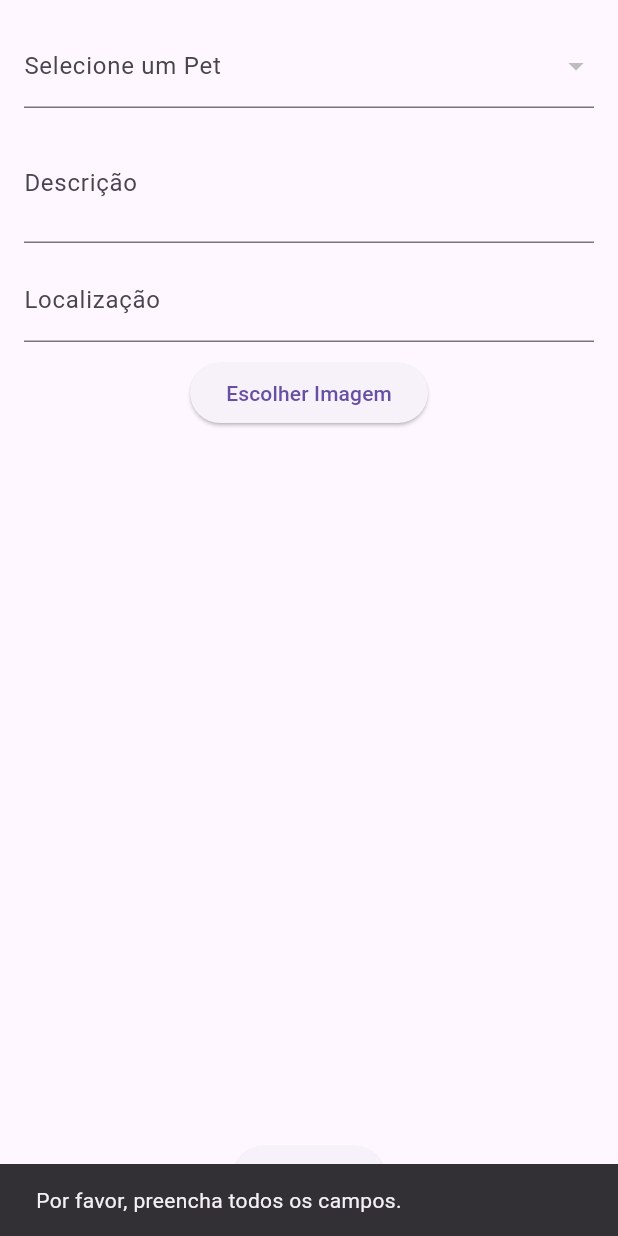
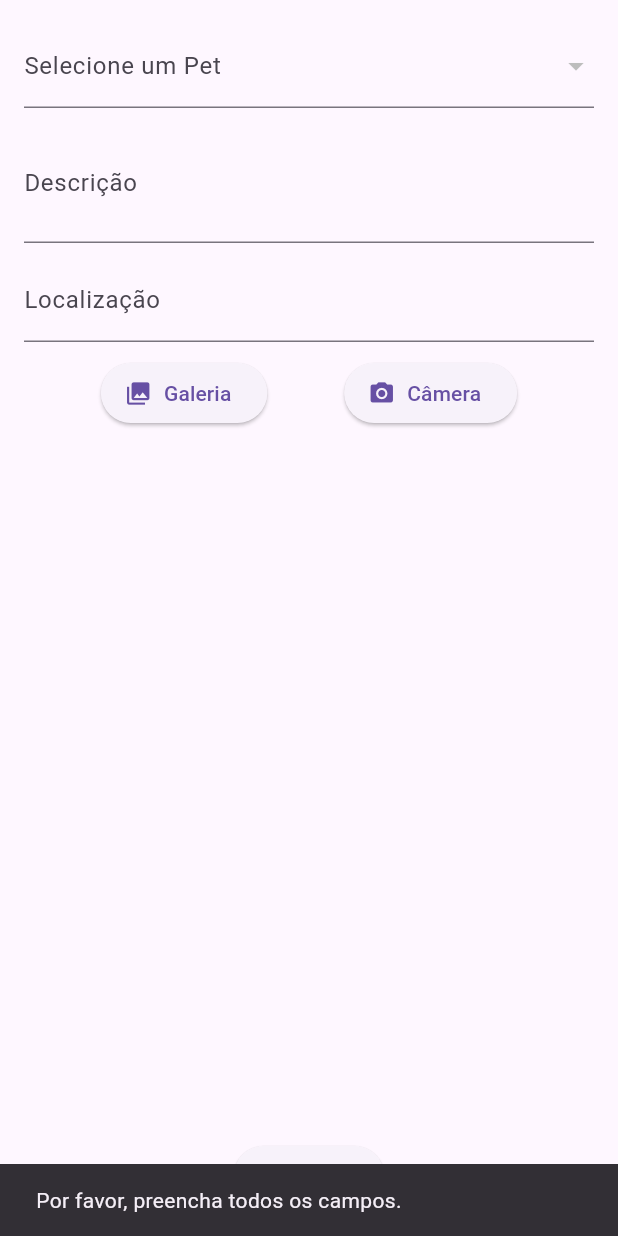
Before and after one commit to GabrielViniciusLCM/PerdiMeuPet, a Flutter app: the AddPostTab widget shown alone on an empty page, opened directly, after a tap on "Publicar", on a phone screen of 412 x 824 dp. Run offline on Flutter 3.47's test engine with Material 3 defaults, Android fonts, the phone set to English and light mode, and no system bars; our stand-ins replace image_picker; network calls fail.

Commit message:
feat: teste com camera e imagem

```diff
--- a/perdi_meu_pet/lib/utils/urls.dart
+++ b/perdi_meu_pet/lib/utils/urls.dart
@@ -1,3 +1,3 @@
 class Urls {
-  static const String BASE_URL = 'https://find-my-pet-13d61-default-rtdb.firebaseio.com';
+  static const String BASE_URL = 'https://dev-mobile-8e676-default-rtdb.firebaseio.com';
 }
--- a/perdi_meu_pet/lib/widgets/add_post_tab.dart
+++ b/perdi_meu_pet/lib/widgets/add_post_tab.dart
@@ -1,10 +1,14 @@
+import 'dart:io';
+
 import 'package:flutter/material.dart';
+import 'package:image_picker/image_picker.dart';
 import 'package:perdi_meu_pet/domain/provider/post_provider.dart';
 import 'package:provider/provider.dart';
 import '../domain/model/pet.dart';
 import '../domain/model/post.dart';
 import '../domain/provider/pet_provider.dart';
 import '../domain/provider/user_provider.dart';
+
 class AddPostTab extends StatefulWidget {
   @override
   _AddPostTabState createState() => _AddPostTabState();
@@ -17,12 +21,10 @@ class _AddPostTabState extends State<AddPostTab> {
   String? _selectedPetId; // Track the selected pet's ID
   late PetProvider petProvider;
   Map<String, Pet> pets = {};
-
   bool isLoading = true;
 
-
   @override
-  initState() {
+  void initState() {
     super.initState();
     petProvider = Provider.of<PetProvider>(context, listen: false);
     _fetchPets();
@@ -42,9 +44,24 @@ class _AddPostTabState extends State<AddPostTab> {
     }
   }
 
+  Future<void> _pickImage(ImageSource source) async {
+    final picker = ImagePicker();
+    final pickedFile = await picker.pickImage(source: source);
+
+    if (pickedFile != null) {
+      setState(() {
+        _imageUrl = pickedFile.path; // Usaremos o caminho local da imagem
+      });
+    } else {
+      ScaffoldMessenger.of(context).showSnackBar(
+        SnackBar(content: Text('Nenhuma imagem foi selecionada.')),
+      );
+    }
+  }
+
   Future<void> _addPost() async {
     final userProvider = Provider.of<UserProvider>(context, listen: false);
-    final postProvier = Provider.of<PostProvider>(context, listen: false);
+    final postProvider = Provider.of<PostProvider>(context, listen: false);
     if (_selectedPetId != null &&
         _descricaoController.text.isNotEmpty &&
         _localizacaoController.text.isNotEmpty &&
@@ -52,15 +69,15 @@ class _AddPostTabState extends State<AddPostTab> {
       final newPost = Post(
         descricao: _descricaoController.text,
         localizacao: _localizacaoController.text,
-        imageUrl: _imageUrl!,
+        imageUrl: _imageUrl!, // Aqui você pode alterar para o URL após upload
         userId: userProvider.userId,
         petId: _selectedPetId!,
       );
 
       // Submit the post (e.g., save to a backend or update a local provider)
-      await postProvier.addPost(newPost);
+      await postProvider.addPost(newPost);
 
-      // For now, just clear the fields and show a success message
+      // Clear fields and show a success message
       _descricaoController.clear();
       _localizacaoController.clear();
       setState(() {
@@ -78,21 +95,11 @@ class _AddPostTabState extends State<AddPostTab> {
     }
   }
 
-  // Função para simular a escolha de uma imagem
-  void _pickImage() {
-    setState(() {
-      _imageUrl =
-          'https://blog.casadoprodutor.com.br/wp-content/uploads/2018/04/gatinho.jpg'; // Example image URL
-    });
-  }
-
   @override
   Widget build(BuildContext context) {
-
-
     return isLoading
-      ?Center(child: CircularProgressIndicator())
-      :Padding(
+        ? Center(child: CircularProgressIndicator())
+        : Padding(
             padding: const EdgeInsets.all(16.0),
             child: Column(
               children: [
@@ -125,13 +132,24 @@ class _AddPostTabState extends State<AddPostTab> {
                   decoration: InputDecoration(labelText: 'Localização'),
                 ),
                 SizedBox(height: 10),
-            ElevatedButton(
-              onPressed: _pickImage,
-              child: Text('Escolher Imagem'),
+                Row(
+                  mainAxisAlignment: MainAxisAlignment.spaceEvenly,
+                  children: [
+                    ElevatedButton.icon(
+                      onPressed: () => _pickImage(ImageSource.gallery),
+                      icon: Icon(Icons.photo_library),
+                      label: Text('Galeria'),
+                    ),
+                    ElevatedButton.icon(
+                      onPressed: () => _pickImage(ImageSource.camera),
+                      icon: Icon(Icons.camera_alt),
+                      label: Text('Câmera'),
+                    ),
+                  ],
                 ),
                 if (_imageUrl != null) ...[
                   SizedBox(height: 10),
-              Image.network(_imageUrl!, height: 100, fit: BoxFit.cover),
+                  Image.file(File(_imageUrl!), height: 100, fit: BoxFit.cover),
                 ],
                 Spacer(),
                 ElevatedButton(
--- a/perdi_meu_pet/pubspec.yaml
+++ b/perdi_meu_pet/pubspec.yaml
@@ -32,6 +32,7 @@ dependencies:
     sdk: flutter
   provider: ^6.0.0
   http: ^0.13.3
+  image_picker: ^1.0.0
 # The following adds the Cupertino Icons font to your application.
 # Use with the CupertinoIcons class for iOS style icons.
 # cupertino_icons: ^1.0.8
```
Also changed, not shown: perdi_meu_pet/pubspec.lock, 9 other files. Lines whose indentation alone changed are shown as unchanged.
